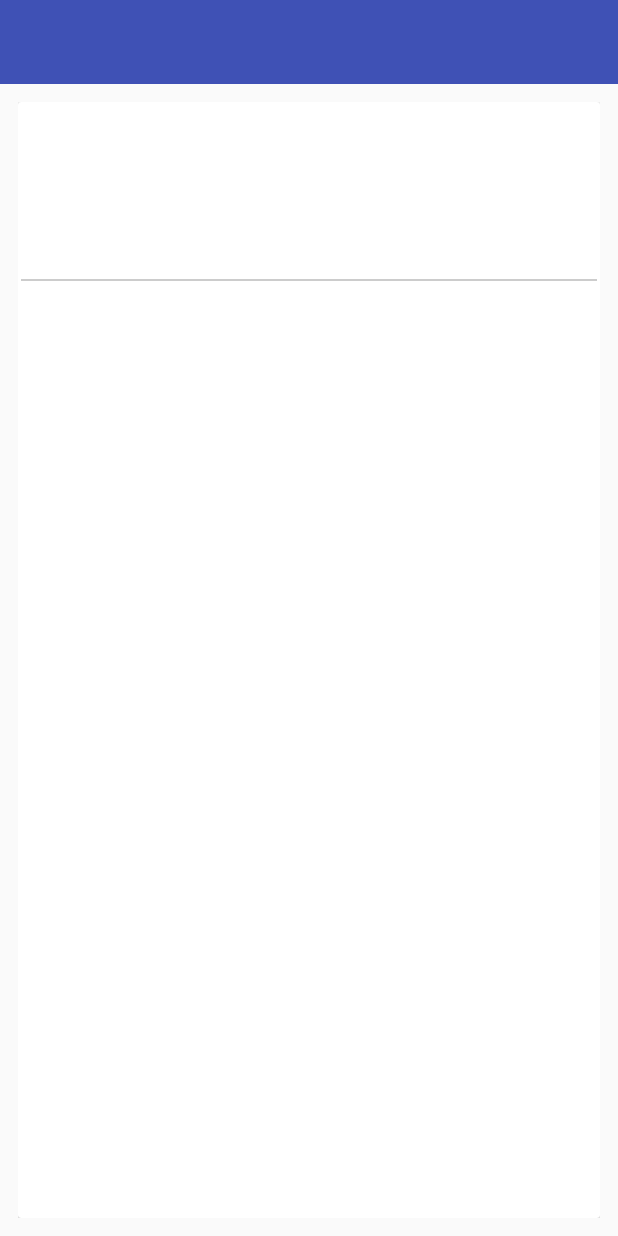
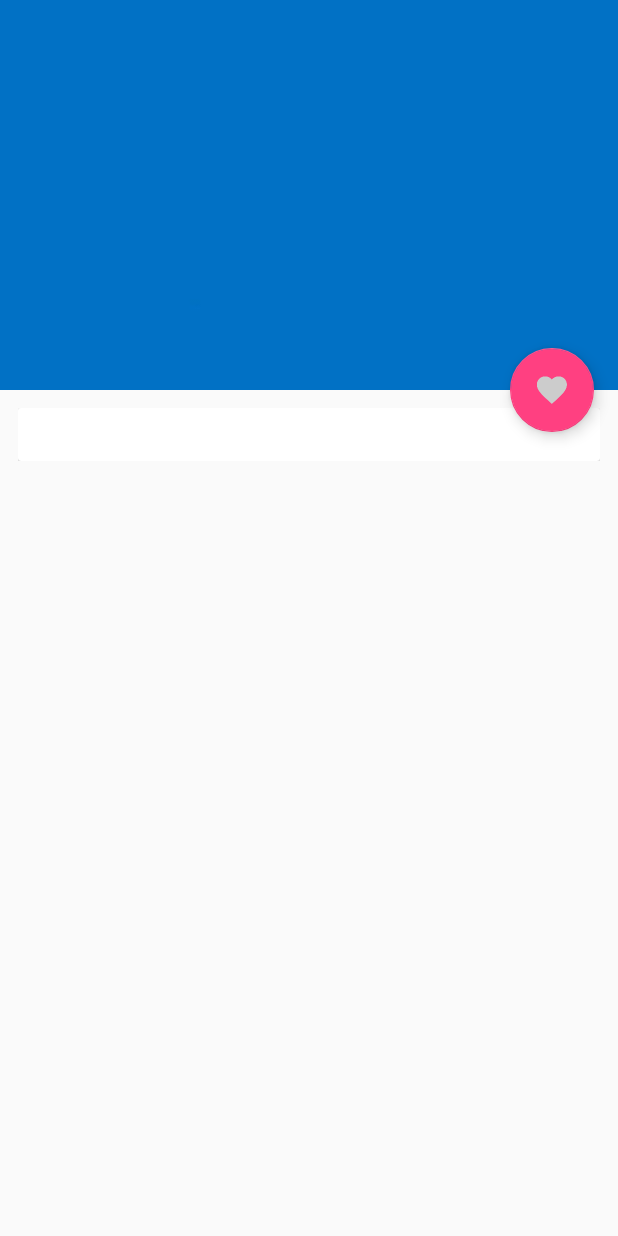
Before and after one commit to adilson-utiama/Carros, an Android app: the CarroActivity screen opened directly, with no data from a screen before it, on a phone screen of 412 x 824 dp. Run offline under Robolectric (Android 15) with nearby library versions, the phone set to English and light mode, and no system bars; 3 statements that could not run were skipped.

Commit message:
Scroll Flexivel, na tela de detalhes do carro

```diff
--- a/app/src/main/java/br/com/livroandroid/carros/activity/CarroActivity.kt
+++ b/app/src/main/java/br/com/livroandroid/carros/activity/CarroActivity.kt
@@ -5,6 +5,7 @@ import br.com.livroandroid.carros.R
 import br.com.livroandroid.carros.domain.Carro
 import br.com.livroandroid.carros.extensions.loadUrl
 import br.com.livroandroid.carros.extensions.setupToolBar
+import kotlinx.android.synthetic.main.activity_carro.*
 import kotlinx.android.synthetic.main.activity_carro_contents.*
 
 class CarroActivity : BaseActivity() {
@@ -27,6 +28,6 @@ class CarroActivity : BaseActivity() {
     fun initViews() {
         //Variaveis geradas automaticamente pelo Kotlin Extensions (Veja Import)
         tDesc.text = carro.desc
-        img.loadUrl(carro.urlFoto)
+        appBarImg.loadUrl(carro.urlFoto)
     }
 }
--- a/app/src/main/res/layout/activity_carro.xml
+++ b/app/src/main/res/layout/activity_carro.xml
@@ -1,16 +1,64 @@
 <?xml version="1.0" encoding="utf-8"?>
-<LinearLayout xmlns:android="http://schemas.android.com/apk/res/android"
+<android.support.design.widget.CoordinatorLayout xmlns:android="http://schemas.android.com/apk/res/android"
     xmlns:app="http://schemas.android.com/apk/res-auto"
-    xmlns:tools="http://schemas.android.com/tools"
     android:layout_width="match_parent"
     android:layout_height="match_parent"
-    android:orientation="vertical"
-    tools:context="br.com.livroandroid.carros.activity.CarroActivity">
+    android:fitsSystemWindows="true">
 
-    <!-- Toolbar -->
-    <include layout="@layout/toolbar" />
+    <!-- Conteúdo com scroll -->
+    <android.support.v4.widget.NestedScrollView
+        android:layout_width="match_parent"
+        android:layout_height="match_parent"
+        app:layout_behavior="@string/appbar_scrolling_view_behavior">
 
-    <!-- LAyout com detalhes do carro -->
-    <include layout="@layout/activity_carro_contents" />
+        <!-- Layout com detalhes do carro -->
+        <include layout="@layout/activity_carro_contents" />
 
-</LinearLayout>
+    </android.support.v4.widget.NestedScrollView>
+
+    <!-- Layout da app bar -->
+    <android.support.design.widget.AppBarLayout
+        android:id="@+id/appbar"
+        android:layout_width="match_parent"
+        android:layout_height="260dp"
+        android:fitsSystemWindows="true"
+        android:theme="@style/ThemeOverlay.AppCompat.Dark.ActionBar">
+
+        <android.support.design.widget.CollapsingToolbarLayout
+            android:id="@+id/collapsing_toolbar"
+            android:layout_width="match_parent"
+            android:layout_height="match_parent"
+            android:fitsSystemWindows="true"
+            app:contentScrim="?attr/colorPrimary"
+            app:layout_scrollFlags="scroll|exitUntilCollapsed">
+
+            <!-- Esta é a imagem do header -->
+            <ImageView
+                android:id="@+id/appBarImg"
+                android:layout_width="match_parent"
+                android:layout_height="match_parent"
+                android:background="@drawable/header_appbar"
+                android:fitsSystemWindows="true"
+                app:layout_collapseMode="parallax" />
+
+            <android.support.v7.widget.Toolbar
+                android:id="@+id/toolbar"
+                android:layout_width="match_parent"
+                android:layout_height="?attr/actionBarSize"
+                app:layout_collapseMode="pin"
+                app:popupTheme="@style/ThemeOverlay.AppCompat.Light" />
+        </android.support.design.widget.CollapsingToolbarLayout>
+
+    </android.support.design.widget.AppBarLayout>
+
+    <android.support.design.widget.FloatingActionButton
+        android:id="@+id/fab"
+        android:layout_width="wrap_content"
+        android:layout_height="wrap_content"
+        android:layout_margin="@dimen/fab_margin"
+        android:clickable="true"
+        android:src="@drawable/ic_favorite"
+        android:tint="@color/gray"
+        app:layout_anchor="@+id/appbar"
+        app:layout_anchorGravity="bottom|right|end" />
+</android.support.design.widget.CoordinatorLayout>
--- a/app/src/main/res/layout/activity_carro_contents.xml
+++ b/app/src/main/res/layout/activity_carro_contents.xml
@@ -14,30 +14,13 @@
         card_view:cardCornerRadius="2dp"
         card_view:cardElevation="6dp">
 
-        <LinearLayout
-            android:layout_width="match_parent"
-            android:layout_height="match_parent"
-            android:orientation="vertical"
-            android:padding="2dp">
-
-            <ImageView
-                android:id="@+id/img"
-                android:layout_width="@dimen/foto_carro_width"
-                android:layout_height="@dimen/foto_carro_height"
-                android:layout_gravity="center"
-                android:scaleType="center" />
-
-            <View
-                android:background="@color/gray"
-                android:layout_width="match_parent"
-                android:layout_height="1dp"
-                android:layout_marginBottom="6dp"
-                android:layout_marginTop="6dp" />
+        <!-- ImageView removido -->
 
         <ScrollView
             android:layout_width="match_parent"
             android:layout_height="wrap_content">
 
+            <!-- descricao -->
             <TextView
                 android:id="@+id/tDesc"
                 android:layout_width="match_parent"
@@ -45,7 +28,7 @@
                 android:textColor="@color/primary_dark"
                 android:layout_margin="8dp" />
         </ScrollView>
-        </LinearLayout>
+
     </android.support.v7.widget.CardView>
 
 </LinearLayout>
```
Lines whose indentation alone changed are shown as unchanged.
